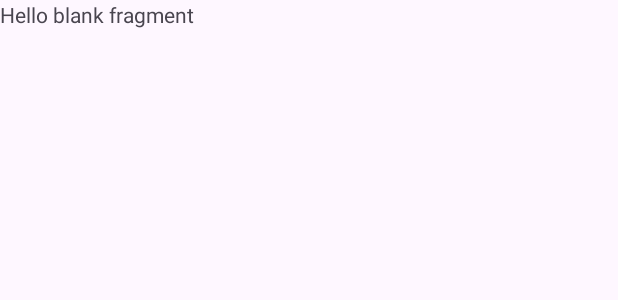
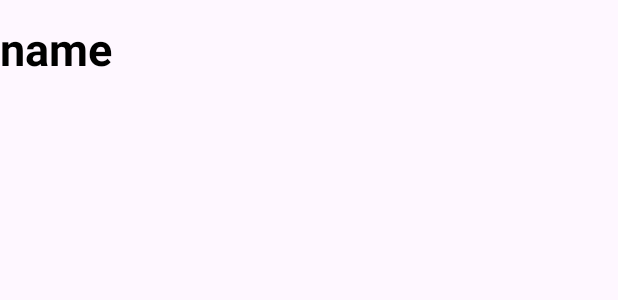
Before and after one commit to ranaturker/Readopia-BookApp, an Android app: the layout fragment_detail.xml on its own in the app's theme, with its tools: preview values and no code run, on a phone screen of 412 x 824 dp. Shown: the top 300 px of the screen. Run offline under Robolectric (Android 15) with nearby library versions, the phone set to English and light mode, and no system bars.

Commit message:
Fix the DetailFragment

```diff
--- a/app/src/main/res/layout/book_item.xml
+++ b/app/src/main/res/layout/book_item.xml
@@ -12,7 +12,6 @@
             android:id="@+id/nameTextView"
             android:layout_width="0dp"
             android:layout_height="wrap_content"
-            android:textSize="30sp"
             app:layout_constraintStart_toStartOf="parent"
             app:layout_constraintTop_toTopOf="parent"/>
 
--- a/app/src/main/res/layout/fragment_detail.xml
+++ b/app/src/main/res/layout/fragment_detail.xml
@@ -1,14 +1,23 @@
 <?xml version="1.0" encoding="utf-8"?>
-<FrameLayout xmlns:android="http://schemas.android.com/apk/res/android"
+<androidx.constraintlayout.widget.ConstraintLayout xmlns:android="http://schemas.android.com/apk/res/android"
     xmlns:tools="http://schemas.android.com/tools"
     android:layout_width="match_parent"
     android:layout_height="match_parent"
+    xmlns:app="http://schemas.android.com/apk/res-auto"
     tools:context=".ui.DetailFragment">
 
-    <!-- TODO: Update blank fragment layout -->
     <TextView
-        android:layout_width="match_parent"
-        android:layout_height="match_parent"
-        android:text="@string/hello_blank_fragment" />
+        android:id="@+id/name"
+        android:layout_width="wrap_content"
+        android:layout_height="wrap_content"
+        android:layout_marginTop="12dp"
+        android:gravity="center"
+        android:text="name"
+        android:textColor="@color/black"
+        android:textSize="30sp"
+        android:textStyle="bold"
+        app:layout_constraintTop_toTopOf="parent"
+        app:layout_constraintStart_toStartOf="parent"
+        />
 
-</FrameLayout>
+</androidx.constraintlayout.widget.ConstraintLayout>
--- a/app/src/main/res/layout/fragment_list.xml
+++ b/app/src/main/res/layout/fragment_list.xml
@@ -16,8 +16,9 @@
 
     <androidx.recyclerview.widget.RecyclerView
         android:id="@+id/recyclerView"
-        android:layout_width="0dp"
-        android:layout_height="wrap_content"
+        android:layout_width="match_parent"
+        android:layout_height="0dp"
+        tools:listitem="@layout/book_item"
         app:layout_constraintStart_toStartOf="parent"
         app:layout_constraintBottom_toBottomOf="parent">
 
```
Also changed, not shown: app/src/main/java/com/ranaturker/readopia/ui/DetailFragment.kt (+12 -22 lines).
